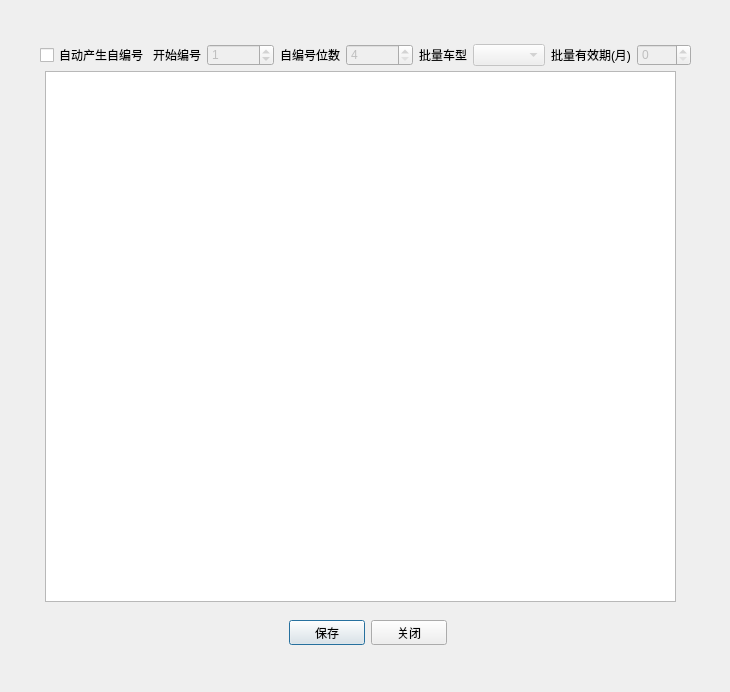
Above: Dialog/dlgbulkregister.ui from Anne081031/WinParkUI before the change. Below: the same form after it.
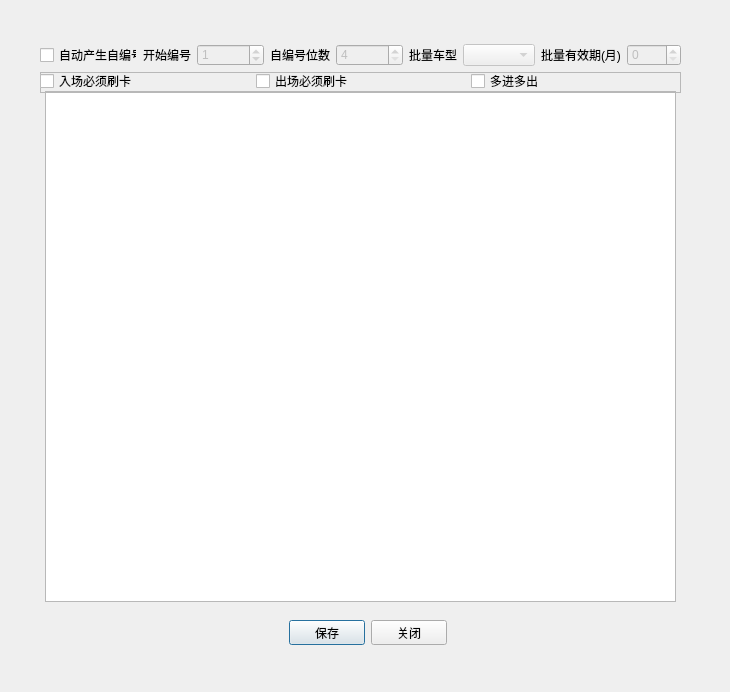
That is the form after the change. Icons and pictures are not drawn.

```diff
--- a/Dialog/dlgbulkregister.ui
+++ b/Dialog/dlgbulkregister.ui
@@ -62,9 +62,9 @@
    <property name="geometry">
     <rect>
      <x>45</x>
-     <y>71</y>
+     <y>91</y>
      <width>631</width>
-     <height>531</height>
+     <height>511</height>
     </rect>
    </property>
    <property name="styleSheet">
@@ -116,12 +116,12 @@
     </item>
    </layout>
   </widget>
-  <widget class="QWidget" name="">
+  <widget class="QWidget" name="layoutWidget">
    <property name="geometry">
     <rect>
      <x>40</x>
      <y>44</y>
-     <width>651</width>
+     <width>641</width>
      <height>22</height>
     </rect>
    </property>
@@ -239,12 +239,83 @@
     </item>
    </layout>
   </widget>
+  <widget class="QFrame" name="frame">
+   <property name="geometry">
+    <rect>
+     <x>40</x>
+     <y>72</y>
+     <width>641</width>
+     <height>21</height>
+    </rect>
+   </property>
+   <property name="styleSheet">
+    <string notr="true">background-image: url(none);</string>
+   </property>
+   <property name="frameShape">
+    <enum>QFrame::StyledPanel</enum>
+   </property>
+   <property name="frameShadow">
+    <enum>QFrame::Raised</enum>
+   </property>
+   <widget class="QWidget" name="layoutWidget">
+    <property name="geometry">
+     <rect>
+      <x>0</x>
+      <y>0</y>
+      <width>641</width>
+      <height>18</height>
+     </rect>
+    </property>
+    <layout class="QHBoxLayout" name="horizontalLayout_3">
+     <item>
+      <widget class="QCheckBox" name="chkEnterCard">
+       <property name="whatsThis">
+        <string>1</string>
+       </property>
+       <property name="styleSheet">
+        <string notr="true">background-image: url(none);</string>
+       </property>
+       <property name="text">
+        <string>入场必须刷卡</string>
+       </property>
+      </widget>
+     </item>
+     <item>
+      <widget class="QCheckBox" name="chkLeaveCard">
+       <property name="whatsThis">
+        <string>2</string>
+       </property>
+       <property name="styleSheet">
+        <string notr="true">background-image: url(none);</string>
+       </property>
+       <property name="text">
+        <string>出场必须刷卡</string>
+       </property>
+      </widget>
+     </item>
+     <item>
+      <widget class="QCheckBox" name="chkMIO">
+       <property name="whatsThis">
+        <string>3</string>
+       </property>
+       <property name="styleSheet">
+        <string notr="true">background-image: url(none);</string>
+       </property>
+       <property name="text">
+        <string>多进多出</string>
+       </property>
+      </widget>
+     </item>
+    </layout>
+   </widget>
+  </widget>
   <zorder>layoutWidget</zorder>
   <zorder>layoutWidget</zorder>
   <zorder>edtCardID</zorder>
   <zorder>lblTitle</zorder>
   <zorder>lblClose</zorder>
   <zorder>tabRecord</zorder>
+  <zorder>frame</zorder>
  </widget>
  <resources/>
  <connections/>
```
